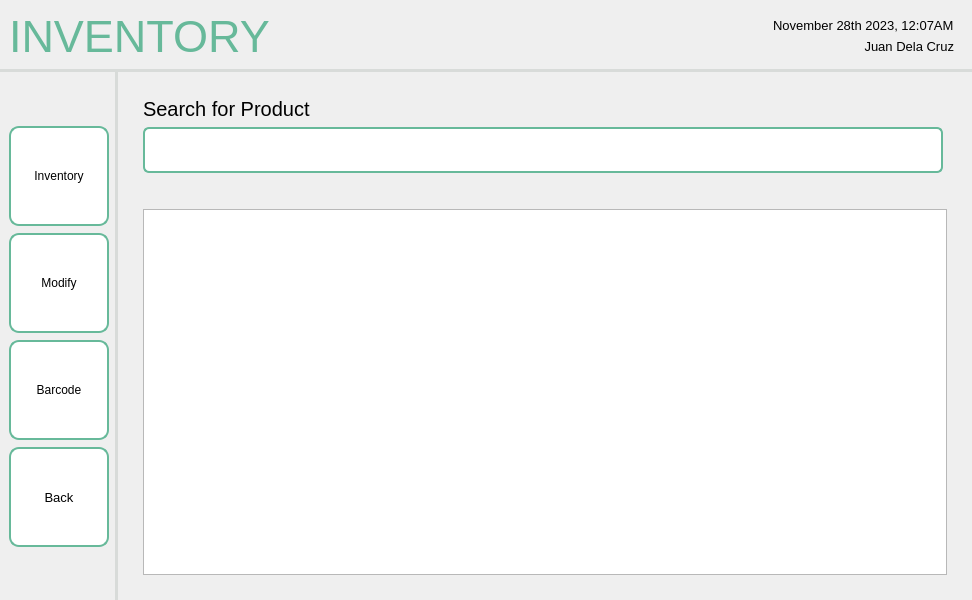
The window that screens/ui/employee_ui/employee_inventory/inventory_Table.ui (sehae/POS-with-Inventory-System) describes before a commit, drawn with Qt 5.
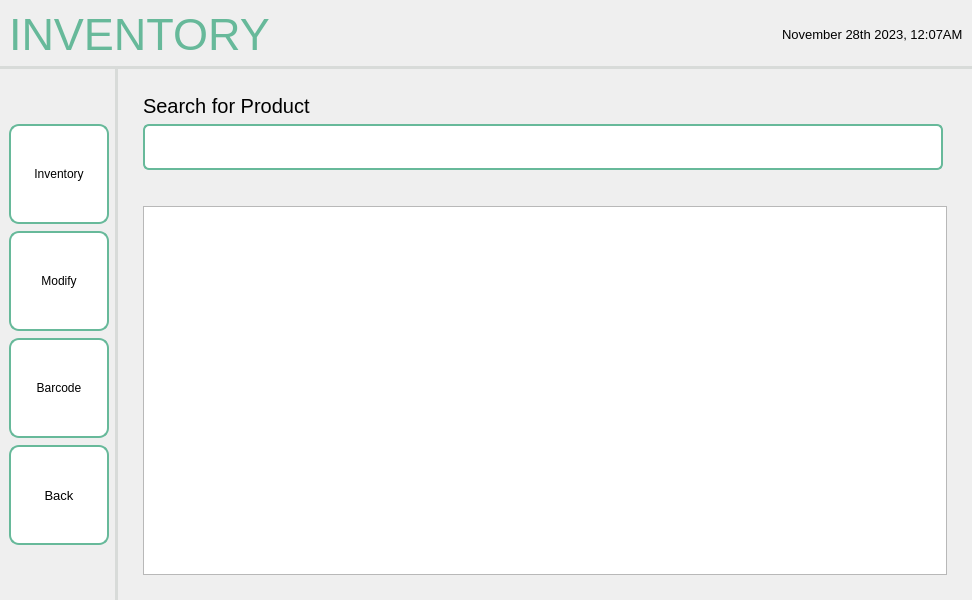
The same window after the commit. Icons and pictures are not drawn.

Diff of the .ui file:
```diff
--- a/screens/ui/employee_ui/employee_inventory/inventory_Table.ui
+++ b/screens/ui/employee_ui/employee_inventory/inventory_Table.ui
@@ -317,9 +317,6 @@
            </spacer>
           </item>
           <item>
-           <widget class="QFrame" name="frame_2">
-            <layout class="QVBoxLayout" name="verticalLayout">
-             <item>
               <widget class="QLabel" name="label_2">
                <property name="font">
                 <font>
@@ -334,29 +331,6 @@
                <property name="text">
                 <string>November 28th 2023, 12:07AM</string>
                </property>
-              </widget>
-             </item>
-             <item>
-              <widget class="QLabel" name="label_3">
-               <property name="font">
-                <font>
-                 <pointsize>10</pointsize>
-                </font>
-               </property>
-               <property name="styleSheet">
-                <string notr="true">QLabel {
-    color: black;
-}</string>
-               </property>
-               <property name="text">
-                <string>Juan Dela Cruz</string>
-               </property>
-               <property name="alignment">
-                <set>Qt::AlignRight|Qt::AlignTrailing|Qt::AlignVCenter</set>
-               </property>
-              </widget>
-             </item>
-            </layout>
            </widget>
           </item>
          </layout>
```
Lines whose indentation alone changed are shown as unchanged.
